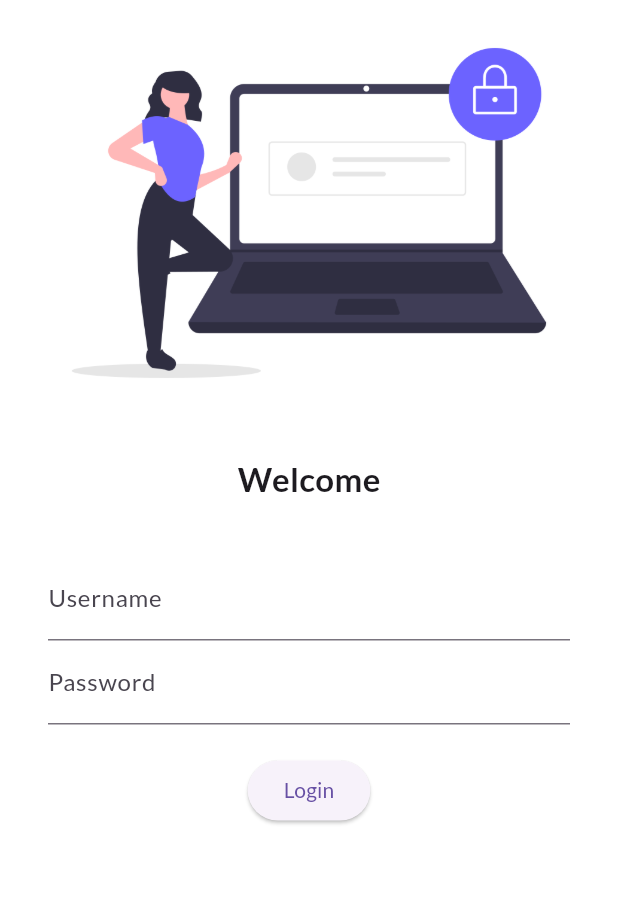
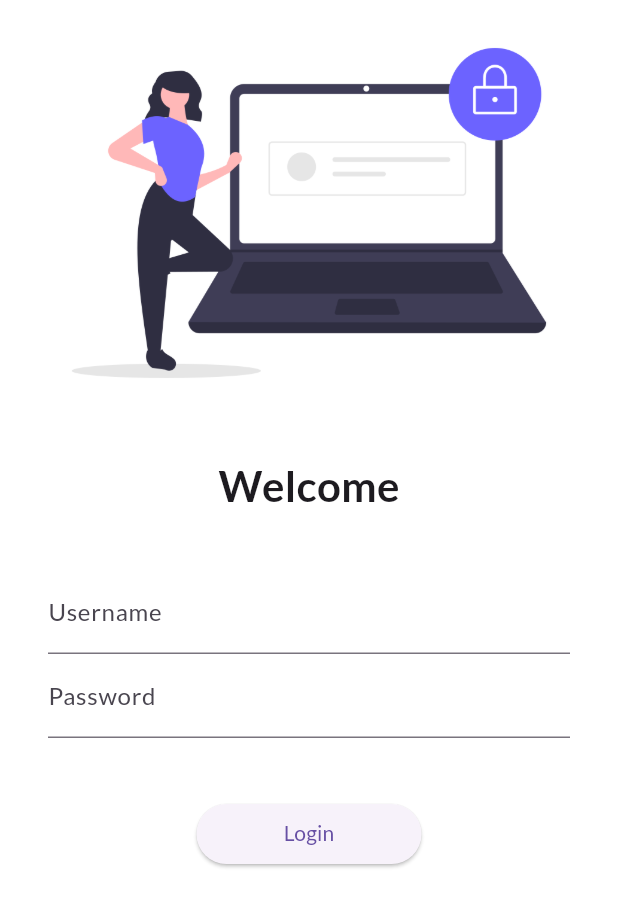
Before and after one commit to Sreerag-03/Catalogify, a Flutter app: the LoginPage screen opened by its route, on a phone screen of 412 x 824 dp. Shown: the top 907 px of the screen. Run offline on Flutter 3.47's test engine with Material 3 defaults, Android fonts, the phone set to English and light mode, and no system bars; our stand-ins replace google_fonts.

Commit message:
Day 5 Completed

```diff
--- a/lib/main.dart
+++ b/lib/main.dart
@@ -1,5 +1,6 @@
 import 'package:catalogify/pages/home_page.dart';
 import 'package:catalogify/pages/login_page.dart';
+import 'package:catalogify/utils/routes.dart';
 import 'package:flutter/material.dart';
 import 'package:google_fonts/google_fonts.dart';
 
@@ -24,9 +25,9 @@ class MyApp extends StatelessWidget {
       ),
       initialRoute: "/home",
       routes: {
-        "/": (context) => LoginPage(),
-        "/home": (context) => HomePage(),
-        "/login": (context) => LoginPage(),
+        "/": (context) => const LoginPage(),
+        MyRoutes.homeRoute: (context) => const HomePage(),
+        MyRoutes.loginRoute: (context) => const LoginPage(),
       },
     );
   }
--- a/lib/pages/login_page.dart
+++ b/lib/pages/login_page.dart
@@ -1,3 +1,4 @@
+import 'package:catalogify/utils/routes.dart';
 import 'package:flutter/material.dart';
 
 class LoginPage extends StatelessWidget {
@@ -7,14 +8,26 @@ class LoginPage extends StatelessWidget {
   Widget build(BuildContext context) {
     return Material(
         color: Colors.white,
+        child: SingleChildScrollView(
           child: Column(
             children: [
-          Image.asset("assets/images/login_image.png",fit: BoxFit.cover,),
-          const SizedBox(height: 20,),
-          const Text("Welcome",style: TextStyle(fontSize: 22,fontWeight: FontWeight.bold),),
-          const SizedBox(height: 20,),
+              Image.asset(
+                "assets/images/login_image.png",
+                fit: BoxFit.cover,
+              ),
+              const SizedBox(
+                height: 20,
+              ),
+              const Text(
+                "Welcome",
+                style: TextStyle(fontSize: 28, fontWeight: FontWeight.bold),
+              ),
+              const SizedBox(
+                height: 20,
+              ),
               Padding(
-            padding: const EdgeInsets.symmetric(vertical:16,horizontal: 32),
+                padding:
+                    const EdgeInsets.symmetric(vertical: 16, horizontal: 32),
                 child: Column(
                   children: [
                     TextFormField(
@@ -30,13 +43,25 @@ class LoginPage extends StatelessWidget {
                         labelText: "Password",
                       ),
                     ),
-            SizedBox(height: 20,),
-            ElevatedButton(style: TextButton.styleFrom(),onPressed: (){}, child: Text("Login",))
+                    const SizedBox(
+                      height: 40,
+                    ),
+                    ElevatedButton(
+                      style: TextButton.styleFrom(
+                        minimumSize: const Size(150,40)
+                      ),
+                      onPressed: () {
+                        Navigator.pushNamed(context, MyRoutes.homeRoute);
+                      },
+                      child: const Text(
+                        "Login",
+                      ),
+                    ),
                   ],
                 ),
               )
             ],
-      )
-    );
+          ),
+        ));
   }
 }
--- /dev/null
+++ b/lib/utils/routes.dart
@@ -0,0 +1,4 @@
+class MyRoutes{
+  static String loginRoute = "/login";
+  static String homeRoute = "/home";
+}
```
Lines whose indentation alone changed are shown as unchanged.
